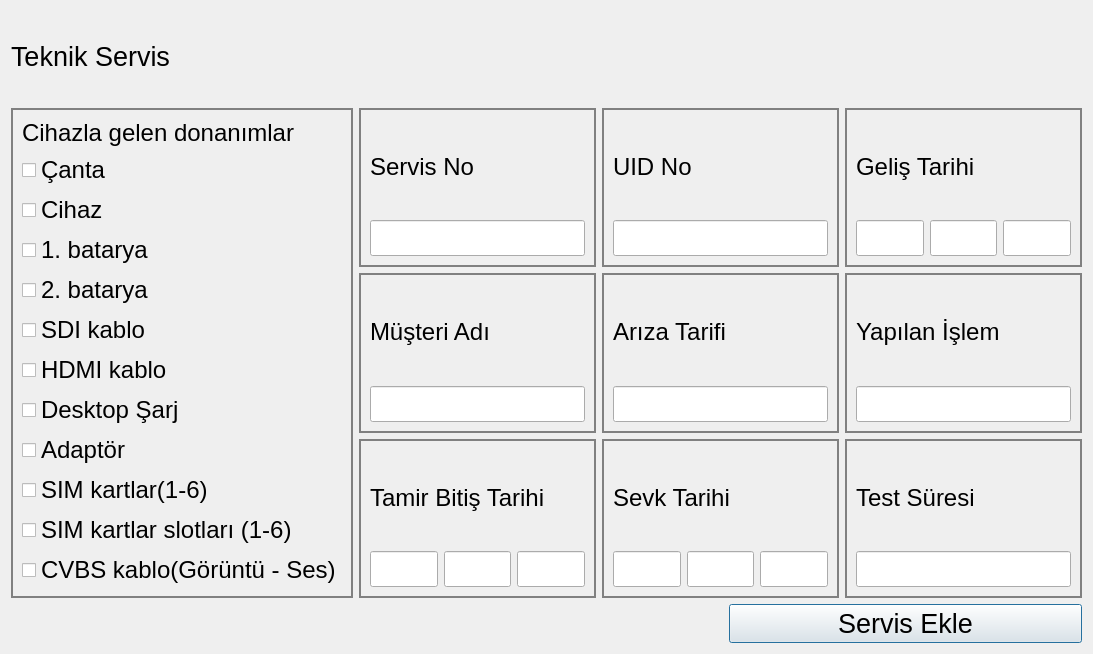
Old version of the form servisdialog.ui in the repository yunusemrecinar/QT5-cihaz-kimlik-teknik-servis.
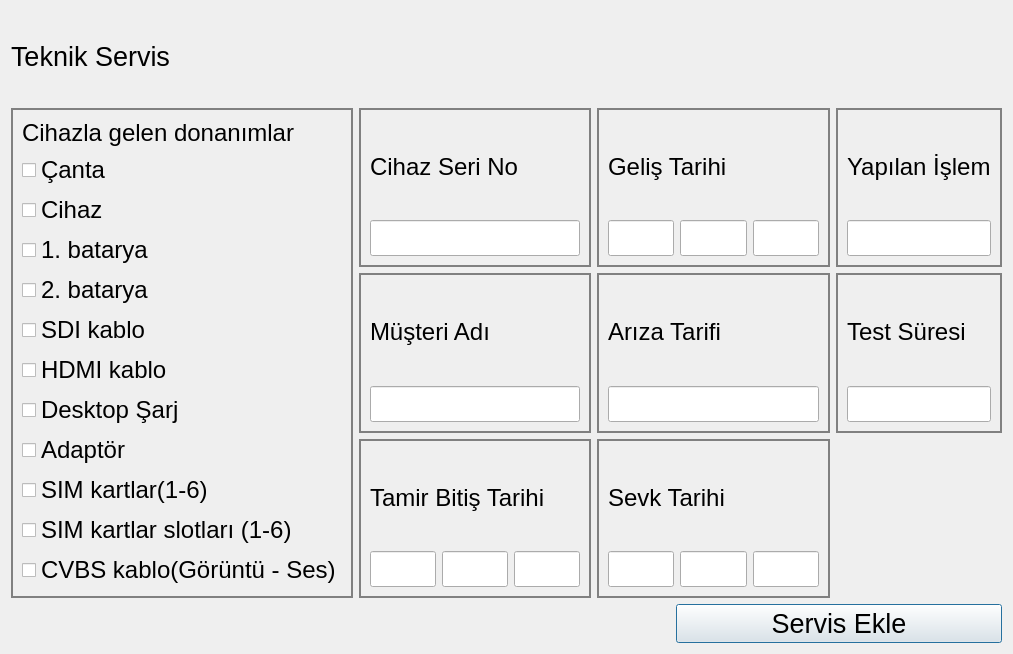
New version of the form.

```diff
--- a/servisdialog.ui
+++ b/servisdialog.ui
@@ -6,7 +6,7 @@
    <rect>
     <x>0</x>
     <y>0</y>
-    <width>1093</width>
+    <width>1013</width>
     <height>654</height>
    </rect>
   </property>
@@ -187,70 +187,6 @@
        </item>
        <item>
         <layout class="QGridLayout" name="gridLayout">
-         <item row="2" column="2">
-          <widget class="QGroupBox" name="TestBox">
-           <property name="styleSheet">
-            <string notr="true">QGroupBox {
-border: 2px solid grey;
-}</string>
-           </property>
-           <layout class="QVBoxLayout" name="verticalLayout_10">
-            <item>
-             <widget class="QLabel" name="testSuresi">
-              <property name="font">
-               <font>
-                <pointsize>18</pointsize>
-               </font>
-              </property>
-              <property name="text">
-               <string>Test Süresi</string>
-              </property>
-             </widget>
-            </item>
-            <item>
-             <widget class="QLineEdit" name="testSuresi_">
-              <property name="font">
-               <font>
-                <pointsize>18</pointsize>
-               </font>
-              </property>
-             </widget>
-            </item>
-           </layout>
-          </widget>
-         </item>
-         <item row="0" column="1">
-          <widget class="QGroupBox" name="UIDNoBox">
-           <property name="styleSheet">
-            <string notr="true">QGroupBox {
-border: 2px solid grey;
-}</string>
-           </property>
-           <layout class="QVBoxLayout" name="verticalLayout_2">
-            <item>
-             <widget class="QLabel" name="UIDNo">
-              <property name="font">
-               <font>
-                <pointsize>18</pointsize>
-               </font>
-              </property>
-              <property name="text">
-               <string>UID No</string>
-              </property>
-             </widget>
-            </item>
-            <item>
-             <widget class="QLineEdit" name="UIDNo_">
-              <property name="font">
-               <font>
-                <pointsize>18</pointsize>
-               </font>
-              </property>
-             </widget>
-            </item>
-           </layout>
-          </widget>
-         </item>
          <item row="0" column="0">
           <widget class="QGroupBox" name="servisNoBox">
            <property name="styleSheet">
@@ -267,7 +203,7 @@
                </font>
               </property>
               <property name="text">
-               <string>Servis No</string>
+               <string>Cihaz Seri No</string>
               </property>
              </widget>
             </item>
@@ -278,6 +214,9 @@
                 <pointsize>18</pointsize>
                </font>
               </property>
+              <property name="readOnly">
+               <bool>true</bool>
+              </property>
              </widget>
             </item>
            </layout>
@@ -369,38 +308,6 @@
            </layout>
           </widget>
          </item>
-         <item row="1" column="2">
-          <widget class="QGroupBox" name="YapilanIslemBox">
-           <property name="styleSheet">
-            <string notr="true">QGroupBox {
-border: 2px solid grey;
-}</string>
-           </property>
-           <layout class="QVBoxLayout" name="verticalLayout_11">
-            <item>
-             <widget class="QLabel" name="yapilanIslem">
-              <property name="font">
-               <font>
-                <pointsize>18</pointsize>
-               </font>
-              </property>
-              <property name="text">
-               <string>Yapılan İşlem</string>
-              </property>
-             </widget>
-            </item>
-            <item>
-             <widget class="QLineEdit" name="yapilanIslem_">
-              <property name="font">
-               <font>
-                <pointsize>18</pointsize>
-               </font>
-              </property>
-             </widget>
-            </item>
-           </layout>
-          </widget>
-         </item>
          <item row="1" column="0">
           <widget class="QGroupBox" name="musteriAdiBox">
            <property name="styleSheet">
@@ -433,60 +340,6 @@
            </layout>
           </widget>
          </item>
-         <item row="0" column="2">
-          <widget class="QGroupBox" name="GelisBox">
-           <property name="styleSheet">
-            <string notr="true">QGroupBox {
-border: 2px solid grey;
-}</string>
-           </property>
-           <layout class="QVBoxLayout" name="verticalLayout_9">
-            <item>
-             <widget class="QLabel" name="gelisTarihi">
-              <property name="font">
-               <font>
-                <pointsize>18</pointsize>
-               </font>
-              </property>
-              <property name="text">
-               <string>Geliş Tarihi</string>
-              </property>
-             </widget>
-            </item>
-            <item>
-             <layout class="QHBoxLayout" name="horizontalLayout_3">
-              <item>
-               <widget class="QLineEdit" name="gelisTarihiDay_">
-                <property name="font">
-                 <font>
-                  <pointsize>18</pointsize>
-                 </font>
-                </property>
-               </widget>
-              </item>
-              <item>
-               <widget class="QLineEdit" name="gelisTarihiMonth_">
-                <property name="font">
-                 <font>
-                  <pointsize>18</pointsize>
-                 </font>
-                </property>
-               </widget>
-              </item>
-              <item>
-               <widget class="QLineEdit" name="gelisTarihiYear_">
-                <property name="font">
-                 <font>
-                  <pointsize>18</pointsize>
-                 </font>
-                </property>
-               </widget>
-              </item>
-             </layout>
-            </item>
-           </layout>
-          </widget>
-         </item>
          <item row="2" column="0">
           <widget class="QGroupBox" name="BitisTarihBox">
            <property name="styleSheet">
@@ -541,6 +394,124 @@
            </layout>
           </widget>
          </item>
+         <item row="0" column="1">
+          <widget class="QGroupBox" name="GelisBox">
+           <property name="styleSheet">
+            <string notr="true">QGroupBox {
+border: 2px solid grey;
+}</string>
+           </property>
+           <layout class="QVBoxLayout" name="verticalLayout_9">
+            <item>
+             <widget class="QLabel" name="gelisTarihi">
+              <property name="font">
+               <font>
+                <pointsize>18</pointsize>
+               </font>
+              </property>
+              <property name="text">
+               <string>Geliş Tarihi</string>
+              </property>
+             </widget>
+            </item>
+            <item>
+             <layout class="QHBoxLayout" name="horizontalLayout_3">
+              <item>
+               <widget class="QLineEdit" name="gelisTarihiDay_">
+                <property name="font">
+                 <font>
+                  <pointsize>18</pointsize>
+                 </font>
+                </property>
+               </widget>
+              </item>
+              <item>
+               <widget class="QLineEdit" name="gelisTarihiMonth_">
+                <property name="font">
+                 <font>
+                  <pointsize>18</pointsize>
+                 </font>
+                </property>
+               </widget>
+              </item>
+              <item>
+               <widget class="QLineEdit" name="gelisTarihiYear_">
+                <property name="font">
+                 <font>
+                  <pointsize>18</pointsize>
+                 </font>
+                </property>
+               </widget>
+              </item>
+             </layout>
+            </item>
+           </layout>
+          </widget>
+         </item>
+         <item row="0" column="2">
+          <widget class="QGroupBox" name="YapilanIslemBox">
+           <property name="styleSheet">
+            <string notr="true">QGroupBox {
+border: 2px solid grey;
+}</string>
+           </property>
+           <layout class="QVBoxLayout" name="verticalLayout_11">
+            <item>
+             <widget class="QLabel" name="yapilanIslem">
+              <property name="font">
+               <font>
+                <pointsize>18</pointsize>
+               </font>
+              </property>
+              <property name="text">
+               <string>Yapılan İşlem</string>
+              </property>
+             </widget>
+            </item>
+            <item>
+             <widget class="QLineEdit" name="yapilanIslem_">
+              <property name="font">
+               <font>
+                <pointsize>18</pointsize>
+               </font>
+              </property>
+             </widget>
+            </item>
+           </layout>
+          </widget>
+         </item>
+         <item row="1" column="2">
+          <widget class="QGroupBox" name="TestBox">
+           <property name="styleSheet">
+            <string notr="true">QGroupBox {
+border: 2px solid grey;
+}</string>
+           </property>
+           <layout class="QVBoxLayout" name="verticalLayout_10">
+            <item>
+             <widget class="QLabel" name="testSuresi">
+              <property name="font">
+               <font>
+                <pointsize>18</pointsize>
+               </font>
+              </property>
+              <property name="text">
+               <string>Test Süresi</string>
+              </property>
+             </widget>
+            </item>
+            <item>
+             <widget class="QLineEdit" name="testSuresi_">
+              <property name="font">
+               <font>
+                <pointsize>18</pointsize>
+               </font>
+              </property>
+             </widget>
+            </item>
+           </layout>
+          </widget>
+         </item>
         </layout>
        </item>
       </layout>
```
